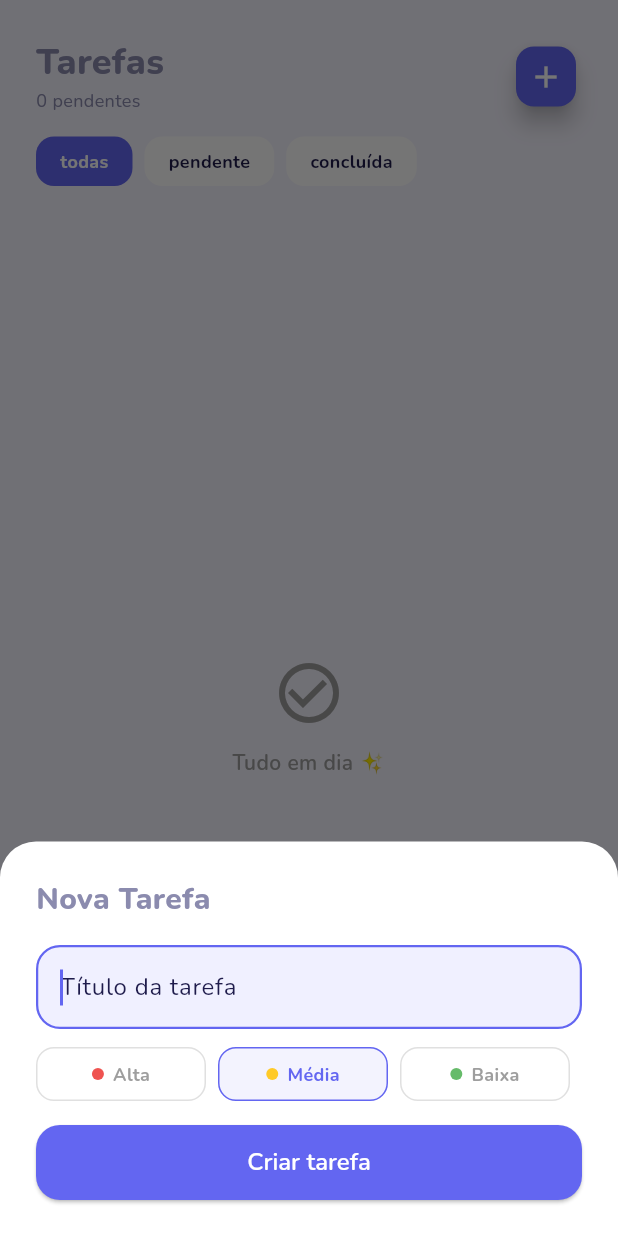
After one commit to lupetenazzi/estudos_app, a Flutter app: the screen it shows after launch, after a tap on the "add" icon, on a phone screen of 412 x 824 dp. The commit adds this screen. Run offline on Flutter 3.47's test engine with Material 3 defaults, Android fonts, the phone set to English and light mode, and no system bars; our stand-ins replace drift, drift_flutter, flutter_riverpod, freezed_annotation, google_fonts, supabase_flutter; accounts and stored records are empty; generated files the repository leaves out were written again.

Commit message:
feat: adiciona feature de criação de tasks e gerenciamento de tarefas

```diff
--- a/lib/domain/entities/task.dart
+++ b/lib/domain/entities/task.dart
@@ -3,9 +3,8 @@ import 'package:freezed_annotation/freezed_annotation.dart';
 part 'task.freezed.dart';
 
 @freezed
-class Task with _$Task {
+abstract class Task with _$Task {
   const factory Task({
-
     required int id,
     required String title,
     String? description,
--- a/lib/main.dart
+++ b/lib/main.dart
@@ -1,5 +1,7 @@
 import 'package:flutter/material.dart';
 import 'package:supabase_flutter/supabase_flutter.dart';
+import 'package:flutter_riverpod/flutter_riverpod.dart';
+import 'package:estudos_app/presentation/tasks/tasks_page.dart';
 import 'theme/app_theme.dart';
 
 Future<void> main() async {
@@ -10,7 +12,10 @@ Future<void> main() async {
     anonKey: 'eyJhbGciOiJIUzI1NiIsInR5cCI6IkpXVCJ9.eyJpc3MiOiJzdXBhYmFzZSIsInJlZiI6Imt1b2VodmV5eXB2eWNicnFxbnlwIiwicm9sZSI6ImFub24iLCJpYXQiOjE3ODA5OTg2MDUsImV4cCI6MjA5NjU3NDYwNX0.qavFn4xmsKb5AE1YDmFt4R7-SydtGyRco9kno7-LkIo',
   );
 
-  runApp(const MyApp());
+  runApp(const ProviderScope(
+      child: MyApp(),
+    ),
+  );
 }
 
 class MyApp extends StatelessWidget {
@@ -21,10 +26,7 @@ class MyApp extends StatelessWidget {
     return MaterialApp(
       title: 'Estudos App',
       theme: AppTheme.lightTheme,
-      home: Scaffold(
-      appBar: AppBar(title: const Text('Estudos App')),
-      body: const Center(child: Text('Supabase conectado!')),
-      ),
+      home: const TasksPage(),
     );
   }
 }
--- /dev/null
+++ b/lib/presentation/tasks/tasks_page.dart
@@ -0,0 +1,330 @@
+import 'package:flutter/material.dart';
+import 'package:flutter_riverpod/flutter_riverpod.dart';
+import 'package:estudos_app/domain/entities/task.dart' as domain;
+import 'tasks_provider.dart';
+
+class TasksPage extends ConsumerStatefulWidget {
+  const TasksPage({super.key});
+
+  @override
+  ConsumerState<TasksPage> createState() => _TasksPageState();
+}
+
+class _TasksPageState extends ConsumerState<TasksPage> {
+  String _filter = 'todas';
+
+  @override
+  Widget build(BuildContext context) {
+    final tasksAsync = ref.watch(tasksProvider);
+    final filter = _filter;
+
+    return Scaffold(
+      backgroundColor: Theme.of(context).colorScheme.background,
+      body: SafeArea(
+        child: Column(
+          crossAxisAlignment: CrossAxisAlignment.start,
+          children: [
+            // Header
+            Padding(
+              padding: const EdgeInsets.fromLTRB(24, 24, 24, 8),
+              child: Row(
+                mainAxisAlignment: MainAxisAlignment.spaceBetween,
+                crossAxisAlignment: CrossAxisAlignment.end,
+                children: [
+                  tasksAsync.when(
+                    loading: () => const Column(
+                      crossAxisAlignment: CrossAxisAlignment.start,
+                      children: [
+                        Text('Tarefas',
+                            style: TextStyle(
+                                fontSize: 24, fontWeight: FontWeight.w800)),
+                        Text('carregando...',
+                            style: TextStyle(fontSize: 12)),
+                      ],
+                    ),
+                    error: (_, __) => const Text('Tarefas'),
+                    data: (tasks) {
+                      final pending =
+                          tasks.where((t) => !t.isCompleted).length;
+                      return Column(
+                        crossAxisAlignment: CrossAxisAlignment.start,
+                        children: [
+                          const Text('Tarefas',
+                              style: TextStyle(
+                                  fontSize: 24,
+                                  fontWeight: FontWeight.w800)),
+                          Text('$pending pendentes',
+                              style: const TextStyle(fontSize: 12)),
+                        ],
+                      );
+                    },
+                  ),
+                  FloatingActionButton.small(
+                    onPressed: () => _showCreateSheet(context, ref),
+                    child: const Icon(Icons.add),
+                  ),
+                ],
+              ),
+            ),
+
+            // Filtros
+            Padding(
+              padding: const EdgeInsets.symmetric(horizontal: 24, vertical: 8),
+              child: Row(
+                children: ['todas', 'pendente', 'concluída'].map((f) {
+                  final selected = filter == f;
+                  return Padding(
+                    padding: const EdgeInsets.only(right: 8),
+                    child: GestureDetector(
+                      onTap: () => setState(() => _filter = f),
+                      child: AnimatedContainer(
+                        duration: const Duration(milliseconds: 200),
+                        padding: const EdgeInsets.symmetric(
+                            horizontal: 16, vertical: 8),
+                        decoration: BoxDecoration(
+                          color: selected
+                              ? Theme.of(context).colorScheme.primary
+                              : Theme.of(context).colorScheme.surfaceVariant,
+                          borderRadius: BorderRadius.circular(12),
+                        ),
+                        child: Text(
+                          f,
+                          style: TextStyle(
+                            fontSize: 12,
+                            fontWeight: FontWeight.bold,
+                            color: selected
+                                ? Colors.white
+                                : Theme.of(context).colorScheme.onSurfaceVariant,
+                          ),
+                        ),
+                      ),
+                    ),
+                  );
+                }).toList(),
+              ),
+            ),
+
+            // Lista
+            Expanded(
+              child: tasksAsync.when(
+                loading: () =>
+                    const Center(child: CircularProgressIndicator()),
+                error: (e, _) => Center(child: Text('Erro: $e')),
+                data: (tasks) {
+                  final filtered = tasks.where((t) {
+                    if (filter == 'pendente') return !t.isCompleted;
+                    if (filter == 'concluída') return t.isCompleted;
+                    return true;
+                  }).toList();
+
+                  if (filtered.isEmpty) {
+                    return const Center(
+                      child: Column(
+                        mainAxisSize: MainAxisSize.min,
+                        children: [
+                          Icon(Icons.check_circle_outline,
+                              size: 48, color: Colors.grey),
+                          SizedBox(height: 12),
+                          Text('Tudo em dia ✨',
+                              style: TextStyle(
+                                  fontWeight: FontWeight.w600,
+                                  color: Colors.grey)),
+                        ],
+                      ),
+                    );
+                  }
+
+                  return ListView.builder(
+                    padding: const EdgeInsets.fromLTRB(24, 8, 24, 100),
+                    itemCount: filtered.length,
+                    itemBuilder: (context, index) =>
+                        _TaskCard(task: filtered[index]),
+                  );
+                },
+              ),
+            ),
+          ],
+        ),
+      ),
+    );
+  }
+
+  void _showCreateSheet(BuildContext context, WidgetRef ref) {
+    final titleController = TextEditingController();
+    int selectedPriority = 1;
+
+    showModalBottomSheet(
+      context: context,
+      isScrollControlled: true,
+      shape: const RoundedRectangleBorder(
+        borderRadius: BorderRadius.vertical(top: Radius.circular(24)),
+      ),
+      builder: (context) => StatefulBuilder(
+        builder: (context, setState) => Padding(
+          padding: EdgeInsets.only(
+            left: 24,
+            right: 24,
+            top: 24,
+            bottom: MediaQuery.of(context).viewInsets.bottom + 24,
+          ),
+          child: Column(
+            mainAxisSize: MainAxisSize.min,
+            crossAxisAlignment: CrossAxisAlignment.stretch,
+            children: [
+              const Text('Nova Tarefa',
+                  style: TextStyle(
+                      fontSize: 20, fontWeight: FontWeight.w800)),
+              const SizedBox(height: 16),
+              TextField(
+                controller: titleController,
+                autofocus: true,
+                decoration: const InputDecoration(
+                    hintText: 'Título da tarefa'),
+              ),
+              const SizedBox(height: 12),
+              // Seletor de prioridade
+              Row(
+                children: [
+                  {'label': 'Alta', 'value': 0},
+                  {'label': 'Média', 'value': 1},
+                  {'label': 'Baixa', 'value': 2},
+                ].map((p) {
+                  final selected = selectedPriority == p['value'];
+                  final colors = [
+                    Colors.red.shade400,
+                    Colors.amber.shade400,
+                    Colors.green.shade400
+                  ];
+                  return Expanded(
+                    child: Padding(
+                      padding: const EdgeInsets.only(right: 8),
+                      child: GestureDetector(
+                        onTap: () => setState(
+                            () => selectedPriority = p['value'] as int),
+                        child: Container(
+                          height: 36,
+                          decoration: BoxDecoration(
+                            borderRadius: BorderRadius.circular(12),
+                            border: Border.all(
+                              color: selected
+                                  ? Theme.of(context).colorScheme.primary
+                                  : Colors.grey.shade300,
+                            ),
+                            color: selected
+                                ? Theme.of(context)
+                                    .colorScheme
+                                    .primary
+                                    .withOpacity(0.08)
+                                : Colors.transparent,
+                          ),
+                          child: Row(
+                            mainAxisAlignment: MainAxisAlignment.center,
+                            children: [
+                              CircleAvatar(
+                                  radius: 4,
+                                  backgroundColor:
+                                      colors[p['value'] as int]),
+                              const SizedBox(width: 6),
+                              Text(p['label'] as String,
+                                  style: TextStyle(
+                                      fontSize: 12,
+                                      fontWeight: FontWeight.bold,
+                                      color: selected
+                                          ? Theme.of(context)
+                                              .colorScheme
+                                              .primary
+                                          : Colors.grey)),
+                            ],
+                          ),
+                        ),
+                      ),
+                    ),
+                  );
+                }).toList(),
+              ),
+              const SizedBox(height: 16),
+              ElevatedButton(
+                onPressed: () async {
+                  if (titleController.text.isEmpty) return;
+
+                  final task = domain.Task(
+                    id: 0,
+                    title: titleController.text,
+                    isCompleted: false,
+                    priority: selectedPriority,
+                    axisId: 1,
+                    createdAt: DateTime.now(),
+                  );
+
+                  await ref.read(createTaskProvider).call(task);
+                  ref.invalidate(tasksProvider);
+
+                  if (context.mounted) Navigator.pop(context);
+                },
+                child: const Text('Criar tarefa'),
+              ),
+            ],
+          ),
+        ),
+      ),
+    );
+  }
+}
+
+class _TaskCard extends ConsumerWidget {
+  final domain.Task task;
+  const _TaskCard({required this.task});
+
+  @override
+  Widget build(BuildContext context, WidgetRef ref) {
+    final priorityColors = [
+      Colors.red.shade400,
+      Colors.amber.shade400,
+      Colors.green.shade400,
+    ];
+
+    return Container(
+      margin: const EdgeInsets.only(bottom: 8),
+      decoration: BoxDecoration(
+        color: Theme.of(context).colorScheme.surface,
+        borderRadius: BorderRadius.circular(16),
+        border: Border.all(color: Colors.grey.shade200),
+      ),
+      child: ListTile(
+        contentPadding:
+            const EdgeInsets.symmetric(horizontal: 16, vertical: 4),
+        leading: GestureDetector(
+          onTap: () async {
+            await ref.read(completeTaskProvider).call(task.id);
+            ref.invalidate(tasksProvider);
+          },
+          child: Icon(
+            task.isCompleted
+                ? Icons.check_circle
+                : Icons.circle_outlined,
+            color: task.isCompleted
+                ? Theme.of(context).colorScheme.primary
+                : Colors.grey.shade400,
+          ),
+        ),
+        title: Text(
+          task.title,
+          style: TextStyle(
+            fontSize: 14,
+            fontWeight: FontWeight.w600,
+            decoration: task.isCompleted
+                ? TextDecoration.lineThrough
+                : TextDecoration.none,
+            color: task.isCompleted ? Colors.grey : null,
+          ),
+        ),
+        trailing: task.isCompleted
+            ? null
+            : CircleAvatar(
+                radius: 5,
+                backgroundColor: priorityColors[task.priority.clamp(0, 2)],
+              ),
+      ),
+    );
+  }
+}
--- /dev/null
+++ b/lib/presentation/tasks/tasks_provider.dart
@@ -0,0 +1,35 @@
+import 'package:flutter_riverpod/flutter_riverpod.dart';
+import 'package:estudos_app/data/local/app_database.dart';
+import 'package:estudos_app/data/repositories/task_repository_impl.dart';
+import 'package:estudos_app/domain/entities/task.dart' as domain;
+import 'package:estudos_app/domain/usecases/get_task.dart';
+import 'package:estudos_app/domain/usecases/create_task.dart';
+import 'package:estudos_app/domain/usecases/complete_task.dart';
+import 'package:estudos_app/domain/usecases/delete_task.dart';
+
+final databaseProvider = Provider<AppDatabase>((ref) => AppDatabase());
+
+final taskDaoProvider = Provider<TaskDao>((ref) {
+  return TaskDao(ref.watch(databaseProvider));
+});
+
+final taskRepositoryProvider = Provider<TaskRepositoryImpl>((ref) {
+  return TaskRepositoryImpl(ref.watch(taskDaoProvider));
+});
+
+final tasksProvider = FutureProvider<List<domain.Task>>((ref) async {
+  final repository = ref.watch(taskRepositoryProvider);
+  return GetTask(repository)();
+});
+
+final createTaskProvider = Provider<CreateTask>((ref) {
+  return CreateTask(ref.watch(taskRepositoryProvider));
+});
+
+final completeTaskProvider = Provider<CompleteTask>((ref) {
+  return CompleteTask(ref.watch(taskRepositoryProvider));
+});
+
+final deleteTaskProvider = Provider<DeleteTask>((ref) {
+  return DeleteTask(ref.watch(taskRepositoryProvider));
+});
--- a/pubspec.yaml
+++ b/pubspec.yaml
@@ -41,6 +41,7 @@ dependencies:
   drift: ^2.34.0
   drift_flutter: ^0.3.0
   freezed_annotation: ^3.1.0
+  flutter_riverpod: ^3.3.2
 
 dev_dependencies:
   flutter_test:
```
Also changed, not shown: lib/data/local/app_database.dart (+10 -10 lines), lib/data/models/task_model.dart (+6 -5 lines), lib/data/repositories/task_repository_impl.dart (+4 -4 lines), lib/data/local/app_database.g.dart, pubspec.lock.
